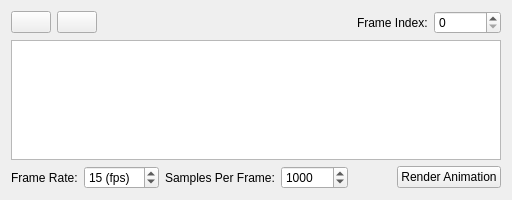
Old version of the form Source/VoxRender/Interface/animatewidget.ui in the repository nagyistoce/voxrender.
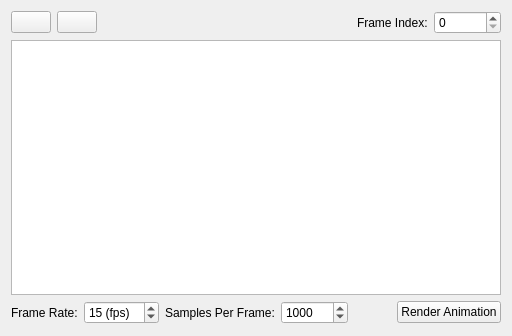
New version of the form. Icons and pictures are not drawn.

```diff
--- a/Source/VoxRender/Interface/animatewidget.ui
+++ b/Source/VoxRender/Interface/animatewidget.ui
@@ -7,7 +7,7 @@
     <x>0</x>
     <y>0</y>
     <width>512</width>
-    <height>200</height>
+    <height>336</height>
    </rect>
   </property>
   <property name="sizePolicy">
@@ -86,7 +86,20 @@
     </layout>
    </item>
    <item>
-    <widget class="QGraphicsView" name="view"/>
+    <widget class="QGraphicsView" name="view">
+     <property name="sizePolicy">
+      <sizepolicy hsizetype="Expanding" vsizetype="Fixed">
+       <horstretch>0</horstretch>
+       <verstretch>0</verstretch>
+      </sizepolicy>
+     </property>
+     <property name="minimumSize">
+      <size>
+       <width>0</width>
+       <height>255</height>
+      </size>
+     </property>
+    </widget>
    </item>
    <item>
     <layout class="QHBoxLayout" name="horizontalLayout">
```
